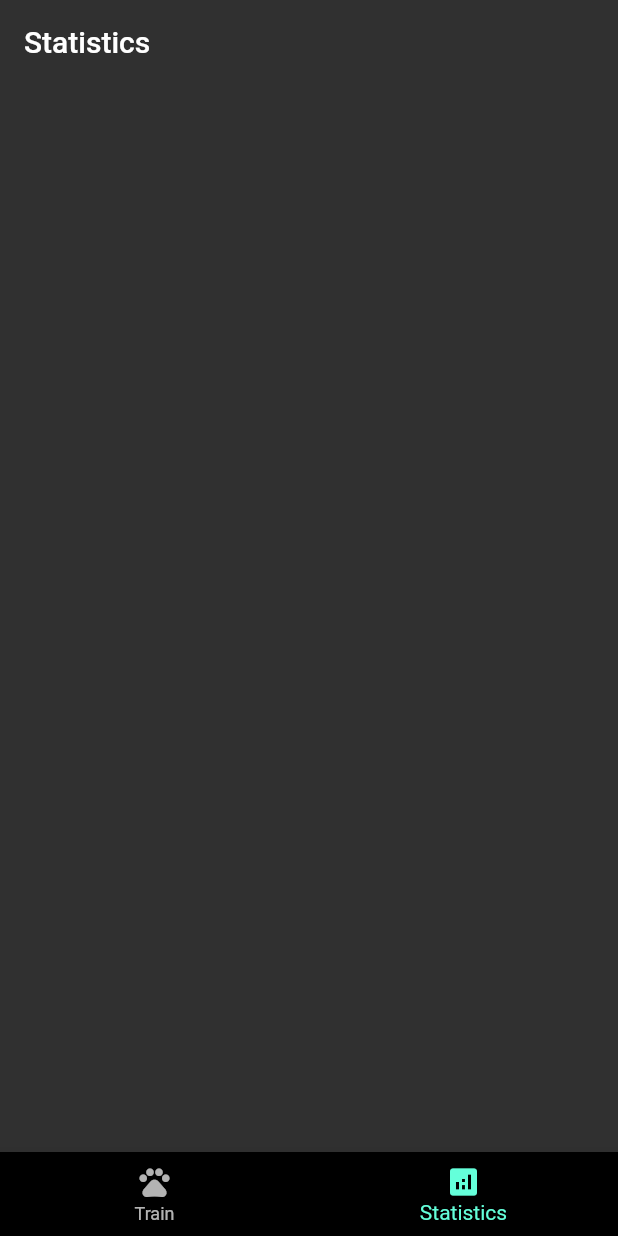
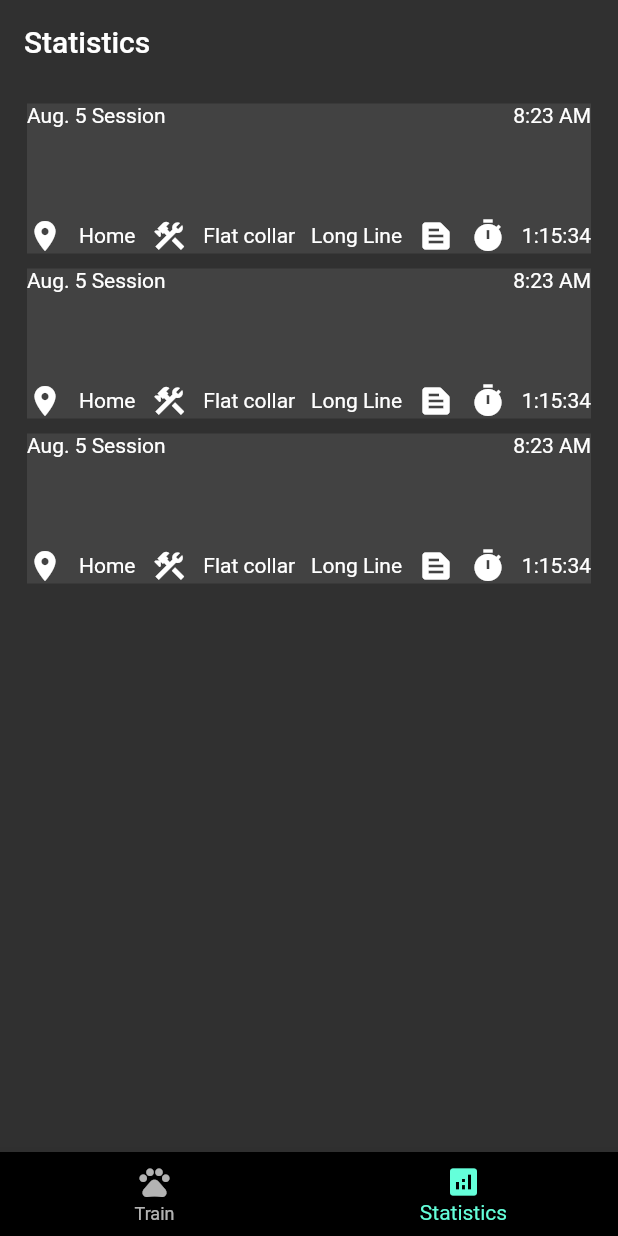
Before and after one commit to nickpalladino/handlerify, a Flutter app: the screen it shows after launch, item 2 of the bottom bar chosen, on a phone screen of 412 x 824 dp. Run offline on Flutter 3.47's test engine with Material 2 defaults, Android fonts, the light colour scheme and no system bars.

Commit message:
Cleaned up some Scaffold stuff and started session list layout

```diff
--- a/lib/handlerify.dart
+++ b/lib/handlerify.dart
@@ -32,6 +32,11 @@ class _HandlerifyState extends State<Handlerify> {
     StatisticsPage(),
   ];
 
+  static const List<String> _pageTitles = <String>[
+    'Today',
+    'Statistics'
+  ];
+
   void _onItemTapped(int index) {
     setState(() {
       _selectedIndex = index;
@@ -41,6 +46,14 @@ class _HandlerifyState extends State<Handlerify> {
   @override
   Widget build(BuildContext context) {
     return Scaffold(
+      appBar: AppBar(
+        backgroundColor: Theme
+            .of(context)
+            .scaffoldBackgroundColor,
+        title: Text(_pageTitles[_selectedIndex]),
+        centerTitle: false,
+        elevation: 0,
+      ),
       body: _pages[_selectedIndex],
       bottomNavigationBar: BottomNavigationBar(
         backgroundColor: Colors.black,
--- a/lib/pages/statistics_page.dart
+++ b/lib/pages/statistics_page.dart
@@ -1,4 +1,5 @@
 import 'package:flutter/material.dart';
+import 'package:handlerify/widgets/session_list.dart';
 
 class StatisticsPage extends StatefulWidget {
   const StatisticsPage({super.key});
@@ -11,15 +12,6 @@ class _StatisticsState extends State<StatisticsPage> {
 
   @override
   Widget build(BuildContext context) {
-    return Scaffold(
-      appBar: AppBar(
-        backgroundColor: Theme
-            .of(context)
-            .scaffoldBackgroundColor,
-        title: Text('Statistics'),
-        centerTitle: false,
-        elevation: 0,
-      ),
-    );
+    return SessionList();
   }
 }
--- a/lib/pages/train_page.dart
+++ b/lib/pages/train_page.dart
@@ -1,5 +1,8 @@
+import 'package:flutter/cupertino.dart';
 import 'package:flutter/material.dart';
 import 'package:handlerify/widgets/statistic_card.dart';
+
+import '../widgets/session_list.dart';
 
 class TrainPage extends StatefulWidget {
   const TrainPage({super.key});
@@ -19,14 +22,6 @@ class _TrainState extends State<TrainPage> {
   @override
   Widget build(BuildContext context) {
     return Scaffold(
-      appBar: AppBar(
-        backgroundColor: Theme
-            .of(context)
-            .scaffoldBackgroundColor,
-        title: Text('Today'),
-        centerTitle: false,
-        elevation: 0,
-      ),
       body: Row(
             mainAxisAlignment: MainAxisAlignment.spaceEvenly,
             //mainAxisSize: MainAxisSize.max,
@@ -35,6 +30,7 @@ class _TrainState extends State<TrainPage> {
               StatisticCard(value: '1:35:05', description: 'Elapsed Time',),
               StatisticCard(value: '1.3 mi', description: 'Distance',),
             ]),
+      // TODO: see if can do this without nested scaffold
       floatingActionButton: FloatingActionButton(
       onPressed: _startSession,
       backgroundColor: Colors.red,
--- /dev/null
+++ b/lib/widgets/session_list.dart
@@ -0,0 +1,71 @@
+import 'package:flutter/material.dart';
+
+import '../models/session.dart';
+
+class SessionList extends StatelessWidget {
+  SessionList({super.key});
+
+  final List<String> entries = <String>['A', 'B', 'C'];
+  final List<int> colorCodes = <int>[600, 500, 100];
+
+  Widget build(BuildContext context) {
+    return ListView.builder(
+        padding: const EdgeInsets.all(8),
+        itemCount: entries.length,
+        itemBuilder: (BuildContext context, int index) {
+          return Padding(
+              padding: const EdgeInsets.fromLTRB(10, 5, 10, 5),
+              child: Container(
+            height: 100,
+            color: Theme.of(context).colorScheme.surfaceVariant,
+            child: const Column(
+                mainAxisAlignment: MainAxisAlignment.spaceBetween,
+                children: [
+              Row(
+                  mainAxisAlignment: MainAxisAlignment.spaceBetween,
+                  children: [
+                Column(children: [
+                  Text('Aug. 5 Session'),
+              ]),
+                Column(children: [
+                  Text('8:23 AM'),
+                ]),
+            ]),
+
+              Row(
+                  mainAxisAlignment: MainAxisAlignment.spaceBetween,
+                  children: [
+                    Column(
+                        crossAxisAlignment: CrossAxisAlignment.center,
+                        children: [
+                      Icon(Icons.place),
+                    ]),
+                    Column(children: [
+                      Text('Home'),
+                    ]),
+                    Column(children: [
+                      Icon(Icons.construction,),
+                    ]),
+                    Column(children: [
+                      Text('Flat collar'),
+                    ]),
+                    Column(children: [
+                      Text('Long Line'),
+                    ]),
+                    Column(children: [
+                      Icon(Icons.text_snippet,),
+                    ]),
+                    Column(children: [
+                      Icon(Icons.timer,),
+                    ]),
+                    Column(children: [
+                      Text('1:15:34'),
+                    ]),
+                    //Text('Entry ${entries[index]}')
+                  ]),
+            ]
+          )));
+        }
+    );
+  }
+}
```
Lines whose indentation alone changed are shown as unchanged.
